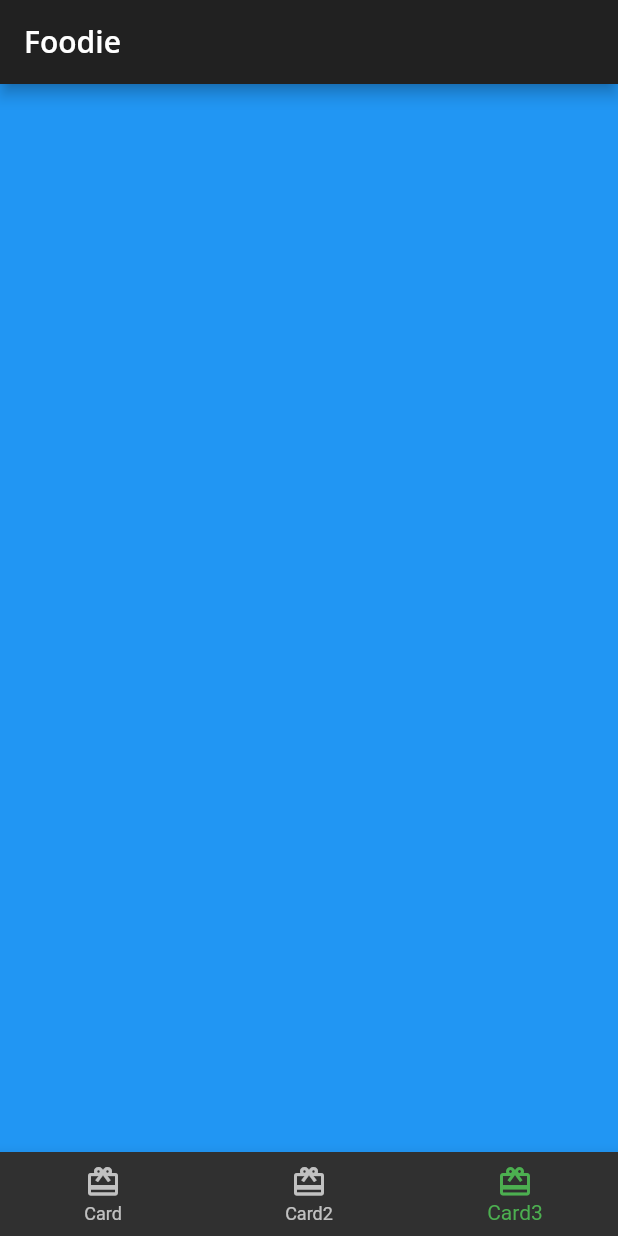
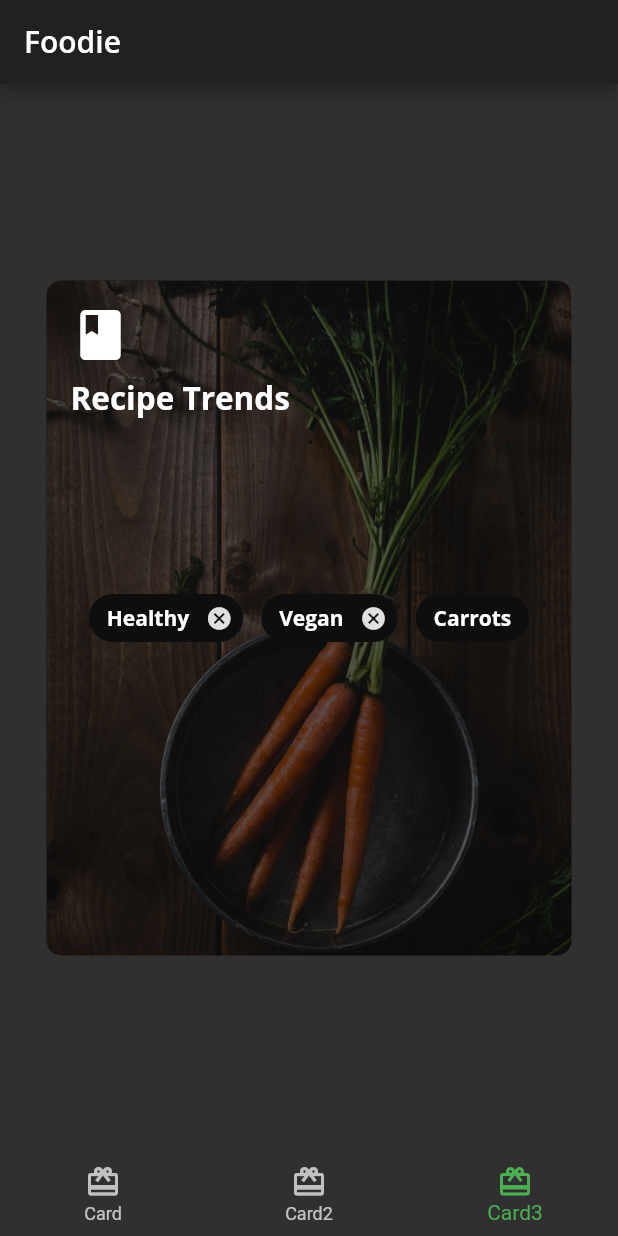
Before and after one commit to Kraftsman1/foodie, a Flutter app: the screen it shows after launch, item 3 of the bottom bar chosen, on a phone screen of 412 x 824 dp. Run offline on Flutter 3.47's test engine with Material 2 defaults, Android fonts, the phone set to English and light mode, and no system bars; our stand-ins replace google_fonts.

Commit message:
added recipe trends card

```diff
--- /dev/null
+++ b/lib/cards/card3.dart
@@ -0,0 +1,90 @@
+import 'dart:developer';
+import 'package:flutter/material.dart';
+import '../foodie_theme.dart';
+
+class Card3 extends StatelessWidget {
+  const Card3({super.key});
+  @override
+  Widget build(BuildContext context) {
+    return Center(
+      child: Container(
+        constraints: const BoxConstraints.expand(width: 350, height: 450),
+        decoration: const BoxDecoration(
+          image: DecorationImage(
+            image: AssetImage('assets/mag2.png'),
+            fit: BoxFit.cover,
+          ),
+          borderRadius: BorderRadius.all(Radius.circular(10)),
+        ),
+        child: Stack(
+          children: [
+            Container(
+              decoration: BoxDecoration(
+                  color: Colors.black.withOpacity(0.6),
+                  borderRadius: const BorderRadius.all(Radius.circular(10.0))),
+            ),
+            Container(
+              padding: const EdgeInsets.all(16),
+              child: Column(
+                crossAxisAlignment: CrossAxisAlignment.start,
+                children: [
+                  const Icon(
+                    Icons.book,
+                    color: Colors.white,
+                    size: 40,
+                  ),
+                  const SizedBox(
+                    height: 8,
+                  ),
+                  Text(
+                    'Recipe Trends',
+                    style: FoodieTheme.darkTextTheme.displayMedium,
+                  ),
+                  const SizedBox(
+                    height: 30,
+                  ),
+                ],
+              ),
+            ),
+            Center(
+              child: Wrap(
+                alignment: WrapAlignment.start,
+                spacing: 12,
+                runSpacing: 12,
+                children: [
+                  Chip(
+                    label: Text(
+                      'Healthy',
+                      style: FoodieTheme.darkTextTheme.bodyLarge,
+                    ),
+                    backgroundColor: Colors.black.withOpacity(0.7),
+                    onDeleted: () {
+                      log('delete');
+                    },
+                  ),
+                  Chip(
+                    label: Text(
+                      'Vegan',
+                      style: FoodieTheme.darkTextTheme.bodyLarge,
+                    ),
+                    backgroundColor: Colors.black.withOpacity(0.7),
+                    onDeleted: () {
+                      log('delete');
+                    },
+                  ),
+                  Chip(
+                    label: Text(
+                      'Carrots',
+                      style: FoodieTheme.darkTextTheme.bodyLarge,
+                    ),
+                    backgroundColor: Colors.black.withOpacity(0.7),
+                  )
+                ],
+              ),
+            )
+          ],
+        ),
+      ),
+    );
+  }
+}
--- a/lib/home.dart
+++ b/lib/home.dart
@@ -1,7 +1,7 @@
 import 'package:flutter/material.dart';
 import 'cards/card1.dart';
 import 'cards/card2.dart';
-
+import 'cards/card3.dart';
 
 class Home extends StatefulWidget {
   const Home({super.key});
@@ -17,8 +17,7 @@ class HomeState extends State<Home> {
   static List<Widget> pages = <Widget>[
     const Card1(),
     const Card2(),
-    //TODO: Replace with Card3
-    Container(color: Colors.blue,)
+    const Card3()
   ];
 
   void _onItemTapped(int index) {
```
Also changed, not shown: assets/mag2.png (added).
